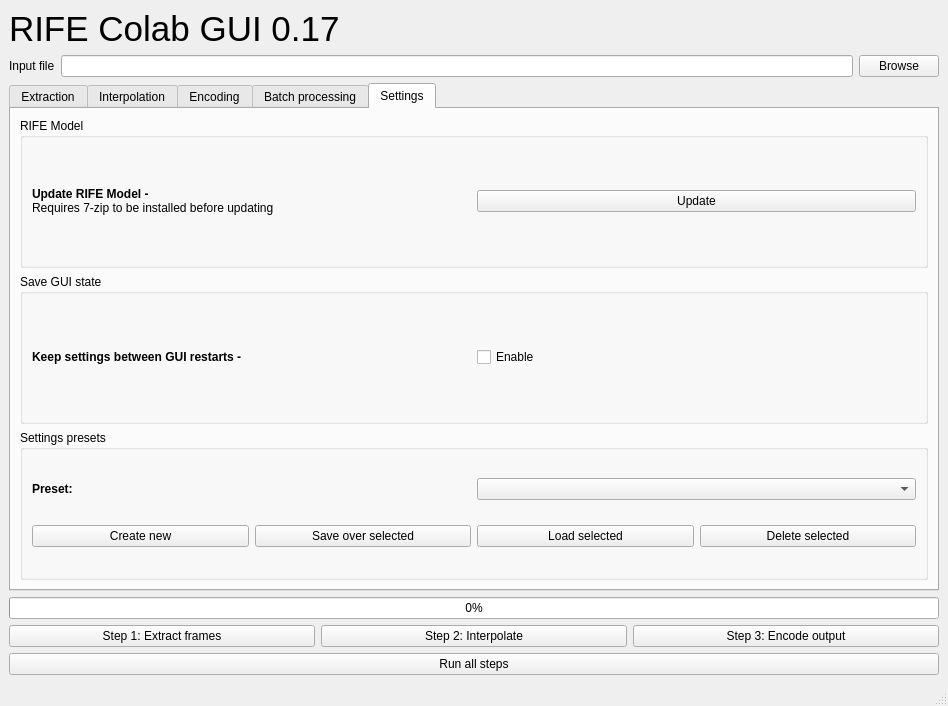
Above: main_gui.ui from HeylonNHP/RIFE-Colab before the change. Below: the same form after it.
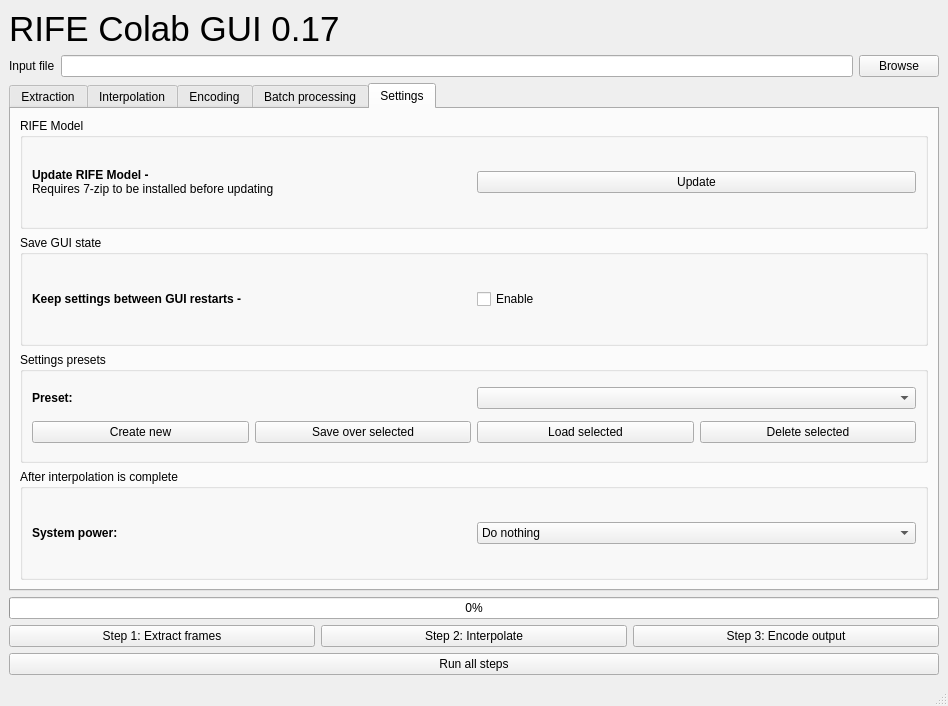
That is the form after the change. The open tabs and pages were chosen to show the change.

Commit message: Add option to suspend or shutdown machine after interpolation

Diff of the .ui file:
```diff
--- a/main_gui.ui
+++ b/main_gui.ui
@@ -723,6 +723,45 @@
           </layout>
          </widget>
         </item>
+        <item>
+         <widget class="QGroupBox" name="groupBox_9">
+          <property name="title">
+           <string>After interpolation is complete</string>
+          </property>
+          <layout class="QVBoxLayout" name="verticalLayout_7">
+           <item>
+            <layout class="QHBoxLayout" name="horizontalLayout_6">
+             <item>
+              <widget class="QLabel" name="label_25">
+               <property name="text">
+                <string>&lt;b&gt;System power:&lt;/b&gt;</string>
+               </property>
+              </widget>
+             </item>
+             <item>
+              <widget class="QComboBox" name="systemPowerOptionsComboBox">
+               <item>
+                <property name="text">
+                 <string>Do nothing</string>
+                </property>
+               </item>
+               <item>
+                <property name="text">
+                 <string>Shutdown computer</string>
+                </property>
+               </item>
+               <item>
+                <property name="text">
+                 <string>Suspend computer</string>
+                </property>
+               </item>
+              </widget>
+             </item>
+            </layout>
+           </item>
+          </layout>
+         </widget>
+        </item>
        </layout>
       </widget>
      </widget>
```
The commit also changes 3 other files.
